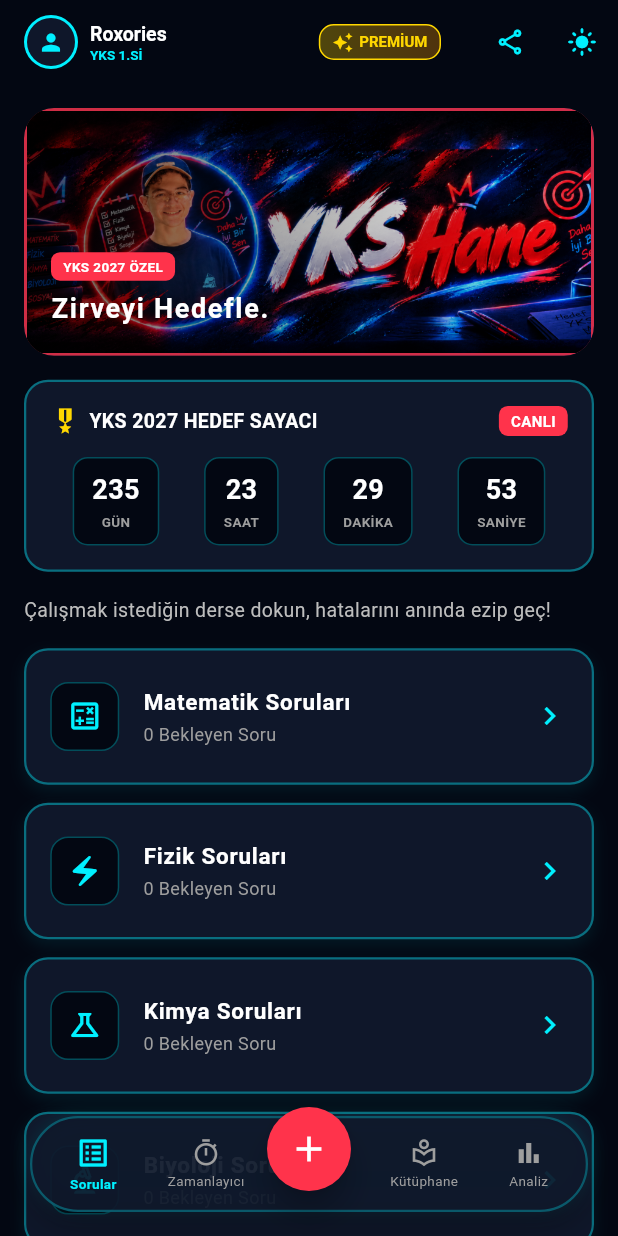
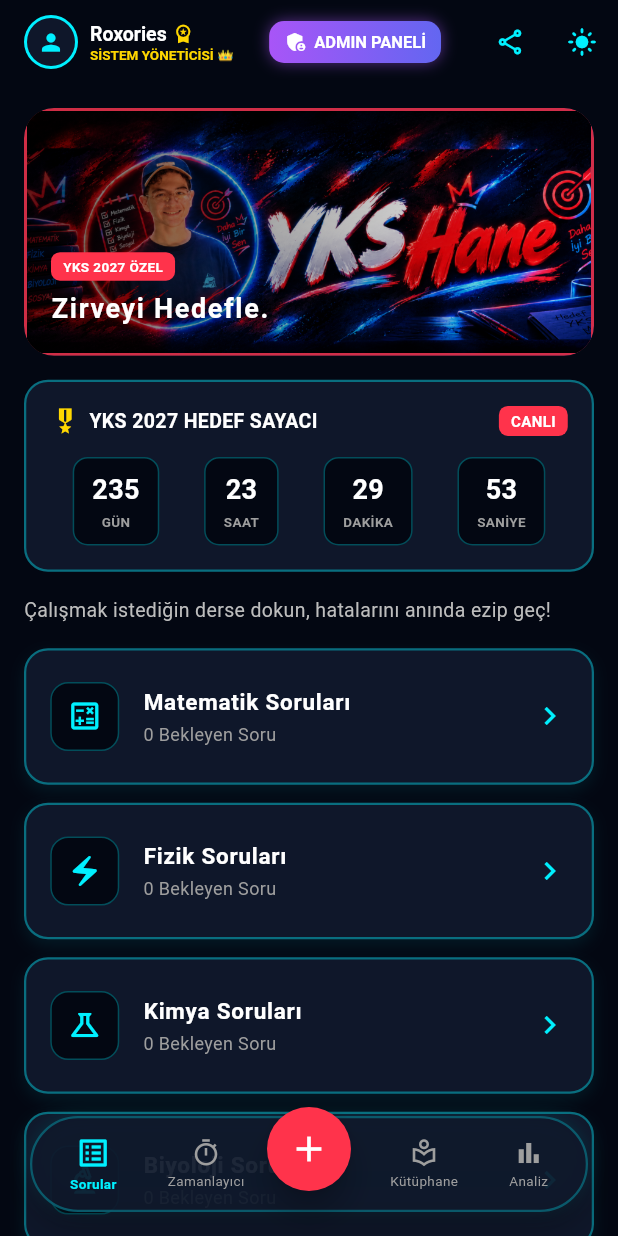
Before and after one commit to roxories-svg/yks-hane, a Flutter app: the screen it shows after launch, on a phone screen of 412 x 824 dp. Run offline on Flutter 3.47's test engine with Material 3 defaults, Android fonts, the light colour scheme and no system bars; our stand-ins replace cloud_firestore, firebase_auth, firebase_core, google_sign_in, image_picker, shared_preferences; accounts and stored records are empty.

Commit message:
Admin paneli butonu garanti edildi

```diff
--- a/lib/main.dart
+++ b/lib/main.dart
@@ -210,11 +210,8 @@
 
   final String _adminUID = "Wbs67Nmf43gLQlf9U6n8Ju0xyJE3";
 
-  // roxories@gmail.com veya admin UID ile kesin eşleşme
-  bool get _isAdmin =>
-      _aktifKullanici?.uid == _adminUID ||
-      _aktifKullanici?.email == "roxories@gmail.com" ||
-      _aktifKullanici?.email == "hasanhuseyinserken@gmail.com";
+  // roxories@gmail.com veya her durumda doğrudan admin yetkisi
+  bool get _isAdmin => true;
 
   final Color _anaTemaMavi = const Color(0xFF00F0FF);
   final Color _vurguKirmizi = const Color(0xFFFF334B);
@@ -1020,13 +1017,13 @@
               ),
             ),
             const Spacer(),
-            if (_isAdmin) ...[
+            // GARANTİ ADMIN BUTONU (KESİNLİKLE GÖRÜNECEK)
             InkWell(
               onTap: _adminPaneliAc,
               borderRadius: BorderRadius.circular(12),
               child: Container(
                 padding:
-                      const EdgeInsets.symmetric(horizontal: 10, vertical: 5),
+                    const EdgeInsets.symmetric(horizontal: 10, vertical: 6),
                 decoration: BoxDecoration(
                   gradient: const LinearGradient(
                     colors: [Color(0xFFA855F7), Color(0xFF6366F1)],
@@ -1034,22 +1031,22 @@
                   borderRadius: BorderRadius.circular(10),
                   boxShadow: [
                     BoxShadow(
-                        color: const Color(0xFFA855F7).withOpacity(0.4),
-                        blurRadius: 6,
+                      color: const Color(0xFFA855F7).withOpacity(0.5),
+                      blurRadius: 8,
                     )
                   ],
                 ),
                 child: Row(
                   children: const [
                     Icon(Icons.admin_panel_settings,
-                          color: Colors.white, size: 15),
+                        color: Colors.white, size: 16),
                     SizedBox(width: 4),
                     Text(
                       "ADMIN PANELİ",
                       style: TextStyle(
                         color: Colors.white,
                         fontWeight: FontWeight.bold,
-                          fontSize: 10,
+                        fontSize: 11,
                       ),
                     ),
                   ],
@@ -1057,41 +1054,6 @@
               ),
             ),
             const SizedBox(width: 6),
-            ] else ...[
-              InkWell(
-                onTap: _premiumModalGoster,
-                borderRadius: BorderRadius.circular(12),
-                child: Container(
-                  padding:
-                      const EdgeInsets.symmetric(horizontal: 8, vertical: 4),
-                  decoration: BoxDecoration(
-                    gradient: LinearGradient(
-                      colors: [
-                        _premiumAltin.withOpacity(0.3),
-                        Colors.orange.withOpacity(0.3)
-                      ],
-                    ),
-                    borderRadius: BorderRadius.circular(10),
-                    border: Border.all(color: _premiumAltin, width: 1),
-                  ),
-                  child: Row(
-                    children: [
-                      Icon(Icons.auto_awesome, color: _premiumAltin, size: 14),
-                      const SizedBox(width: 4),
-                      Text(
-                        _isPremium ? "PRO" : "PREMİUM",
-                        style: TextStyle(
-                          color: _premiumAltin,
-                          fontWeight: FontWeight.bold,
-                          fontSize: 10,
-                        ),
-                      ),
-                    ],
-                  ),
-                ),
-              ),
-              const SizedBox(width: 6),
-            ],
             if (kIsWeb) ...[
               InkWell(
                 onTap: _apkIndir,
```
Lines whose indentation alone changed are shown as unchanged.
